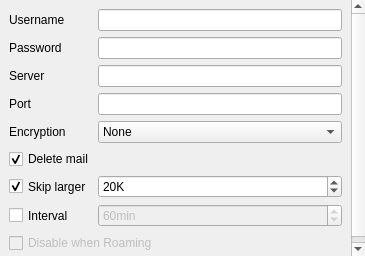
Above: src/plugins/messageservices/pop/popsettings.ui from qt-labs/messagingframework before the change. Below: the same form after it.
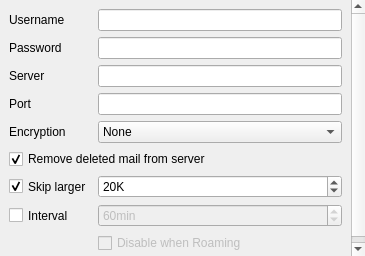
That is the form after the change.

Commit message: Allow POP interval checking to be enabled.

Patch:
```diff
--- a/src/plugins/messageservices/pop/popsettings.ui
+++ b/src/plugins/messageservices/pop/popsettings.ui
@@ -38,9 +38,9 @@
       <property name="geometry">
        <rect>
         <x>0</x>
-        <y>0</y>
-        <width>365</width>
-        <height>256</height>
+        <y>-25</y>
+        <width>348</width>
+        <height>281</height>
        </rect>
       </property>
       <layout class="QGridLayout">
@@ -201,7 +201,7 @@
           </sizepolicy>
          </property>
          <property name="text">
-          <string>Delete mail</string>
+          <string>Remove deleted mail from server</string>
          </property>
          <property name="checked">
           <bool>true</bool>
@@ -249,7 +249,7 @@
          </property>
         </widget>
        </item>
-       <item row="8" column="0" colspan="2">
+       <item row="8" column="1">
         <widget class="QCheckBox" name="roamingCheckBox">
          <property name="enabled">
           <bool>false</bool>
```
The commit also changes 2 other files.
